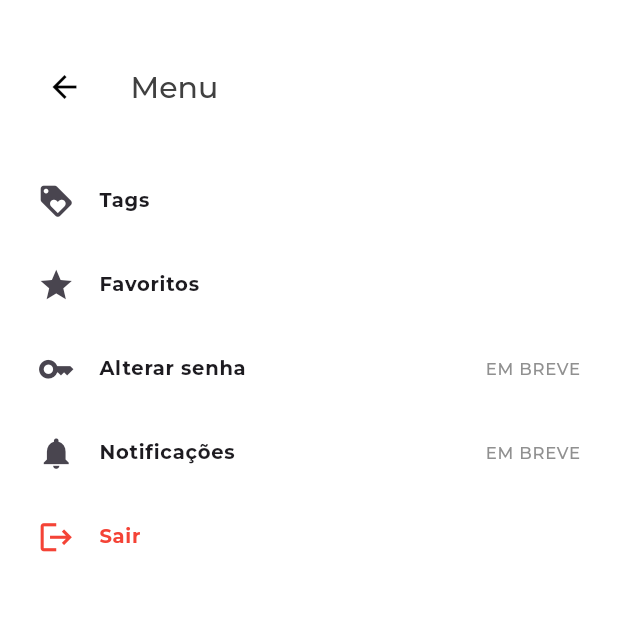
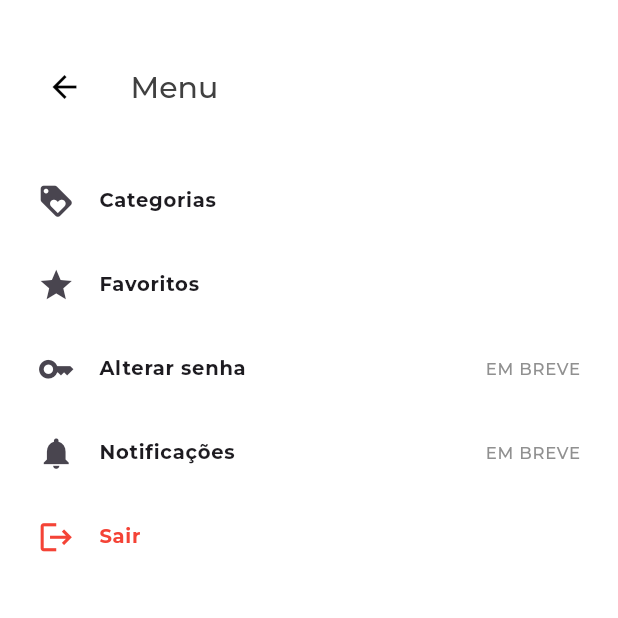
Before and after one commit to lulugonn/see_later_app, a Flutter app: the Menu screen opened directly, on a phone screen of 412 x 824 dp, the top half of it. Run offline on Flutter 3.47's test engine with Material 3 defaults, Android fonts, the phone set to English and light mode, and no system bars; our stand-ins replace chips_choice, dio, dropdown_search, flutter_secure_storage, flutter_svg, fluttertoast; missing offline and left inert: flutter_tagging_plus, universal_html; accounts and stored records are empty; network calls fail; project files that could hold a hidden picture were left out.

Commit message:
feat(content):fix bugs

```diff
--- a/lib/screens/menu/menu.dart
+++ b/lib/screens/menu/menu.dart
@@ -31,7 +31,7 @@ class _MenuState extends State<Menu> {
               ListTile(
                 contentPadding: EdgeInsets.all(0),
                 leading: Icon(Icons.loyalty, size: 25),
-                title: Text('Tags',
+                title: Text('Categorias',
                     style:
                         TextStyle(fontWeight: FontWeight.bold, fontSize: 13)),
                 onTap: () {
--- a/lib/screens/search_content/search_content.dart
+++ b/lib/screens/search_content/search_content.dart
@@ -311,7 +311,7 @@ class _SearchContentState extends State<SearchContent> {
                                                 Row(
                                                   children: [
                                                     Text(
-                                                      'Tags',
+                                                      'Categorias',
                                                       style: TextStyle(
                                                         fontWeight:
                                                             FontWeight.bold,
--- a/lib/screens/tag/list_content_view/list_content_view.dart
+++ b/lib/screens/tag/list_content_view/list_content_view.dart
@@ -37,7 +37,7 @@ class _ListContentViewState extends State<ListContentView> {
         if (snapshot.connectionState == ConnectionState.waiting) {
           return Scaffold(
             appBar: UserHeader(
-              appBarTitle: 'Menu > Tags > ${widget.tag.name}',
+              appBarTitle: 'Menu > Categorias > ${widget.tag.name}',
               comeback: true,
               showUser: false,
             ),
@@ -49,7 +49,7 @@ class _ListContentViewState extends State<ListContentView> {
           List<ContentResponseModel>? content = snapshot.data!.items;
           return Scaffold(
             appBar: UserHeader(
-              appBarTitle: 'Menu > Tags > ${widget.tag.name}',
+              appBarTitle: 'Menu > Categorias > ${widget.tag.name}',
               comeback: true,
               showUser: false,
             ),
@@ -74,12 +74,12 @@ class _ListContentViewState extends State<ListContentView> {
         } else {
           return Scaffold(
             appBar: UserHeader(
-              appBarTitle: 'Menu > Tags > ${widget.tag.name}',
+              appBarTitle: 'Menu > Categorias > ${widget.tag.name}',
               comeback: true,
               showUser: false,
             ),
             body: Center(
-              child: Text('Não há conteúdo relacionados a essa tag'),
+              child: Text('Não há conteúdo relacionados a essa categoria'),
             ),
           );
         }
@@ -119,7 +119,7 @@ class _ListContentViewState extends State<ListContentView> {
                     //_listContent = _getTags();
                   });
                   AlertDialogService()
-                      .showAlertDefault(context, 'Sucesso!', 'Tag deletada!');
+                      .showAlertDefault(context, 'Sucesso!', 'Categoria deletada!');
                 } catch (e) {
                   AlertDialogService().closeLoader(context);
                   AlertDialogService()
--- a/lib/screens/tag/tag_view/tag_view.dart
+++ b/lib/screens/tag/tag_view/tag_view.dart
@@ -35,7 +35,7 @@ class _TagViewState extends State<TagView> {
         if (snapshot.connectionState == ConnectionState.waiting) {
           return Scaffold(
             appBar: UserHeader(
-              appBarTitle: 'Menu > Tags',
+              appBarTitle: 'Menu > Categorias',
               comeback: true,
               showUser: false,
             ),
@@ -47,7 +47,7 @@ class _TagViewState extends State<TagView> {
           List<TagModel>? tags = snapshot.data!.items;
           return Scaffold(
             appBar: UserHeader(
-              appBarTitle: 'Menu > Tags',
+              appBarTitle: 'Menu > Categorias',
               comeback: true,
               showUser: false,
             ),
@@ -98,12 +98,12 @@ class _TagViewState extends State<TagView> {
         } else {
           return Scaffold(
             appBar: UserHeader(
-              appBarTitle: 'Menu > Tags',
+              appBarTitle: 'Menu > Categorias',
               comeback: true,
               showUser: false,
             ),
             body: Center(
-              child: Text('Não há tags cadastradas'),
+              child: Text('Não há categorias cadastradas'),
             ),
           );
         }
@@ -113,7 +113,7 @@ class _TagViewState extends State<TagView> {
 
   void _deleteTag(int id) async {
     showAlertConfirm(
-        context, 'Atenção!', 'Deseja realmente excluir a tag?', id);
+        context, 'Atenção!', 'Deseja realmente excluir a categoria?', id);
   }
 
   void showAlertConfirm(BuildContext context, title, content, id) {
@@ -143,7 +143,7 @@ class _TagViewState extends State<TagView> {
                     _listTagFuture = _getTags();
                   });
                   AlertDialogService().showAlertDefault(
-                      context, 'Sucesso!', 'Tag deletada!');
+                      context, 'Sucesso!', 'Categoria deletada!');
                 } catch (e) {
                   AlertDialogService().closeLoader(context);
                   AlertDialogService()
```
Also changed, not shown: lib/screens/edit_content/edit_content.dart (+23 -19 lines), lib/screens/home/widgets/content_form.dart (+20 -19 lines), lib/screens/view_content/view_content.dart (+35 -1 lines), docs/assets/fonts/MaterialIcons-Regular.otf, 4 other files.
